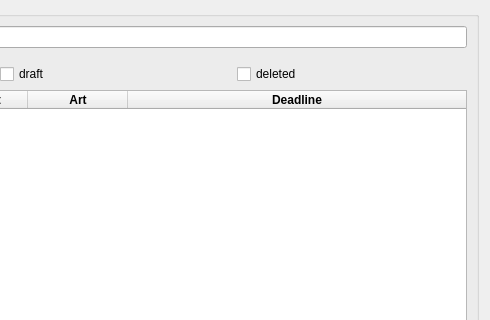
This is src/watnu/ui/task_list.ui in amogorkon/watnu as Qt 5 draws it before an edit; both pictures show x 496 to 986 and y 0 to 320 of the 986 by 540 pixel window. The edited form follows.
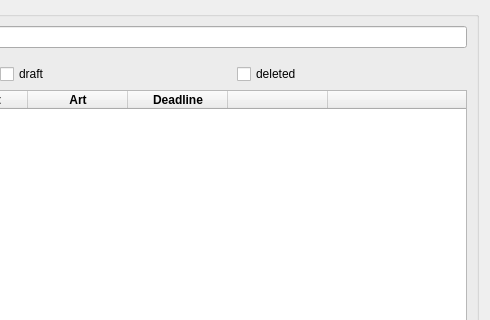
This is the edited form. Icons and pictures are not drawn.

Commit message: supertasks/subtasks are displayed in list #13

Patch:
```diff
--- a/src/watnu/ui/task_list.ui
+++ b/src/watnu/ui/task_list.ui
@@ -262,6 +262,16 @@
           </font>
          </property>
         </column>
+        <column>
+         <property name="text">
+          <string/>
+         </property>
+        </column>
+        <column>
+         <property name="text">
+          <string/>
+         </property>
+        </column>
        </widget>
       </item>
       <item>
```
The commit also changes 4 other files.
